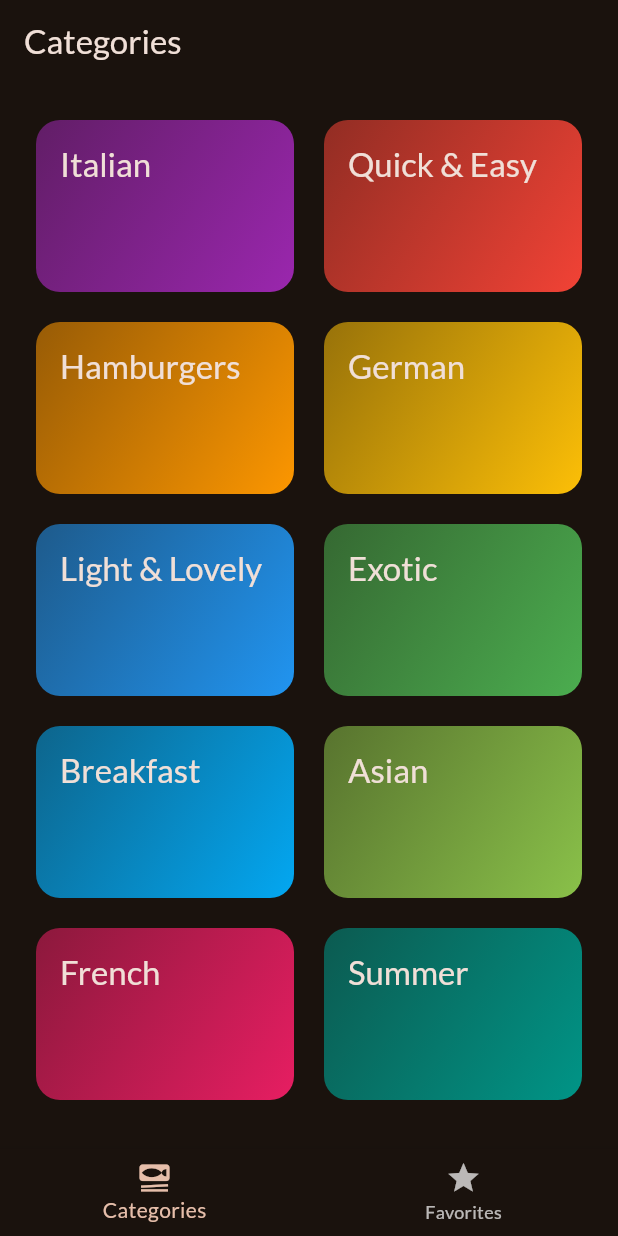
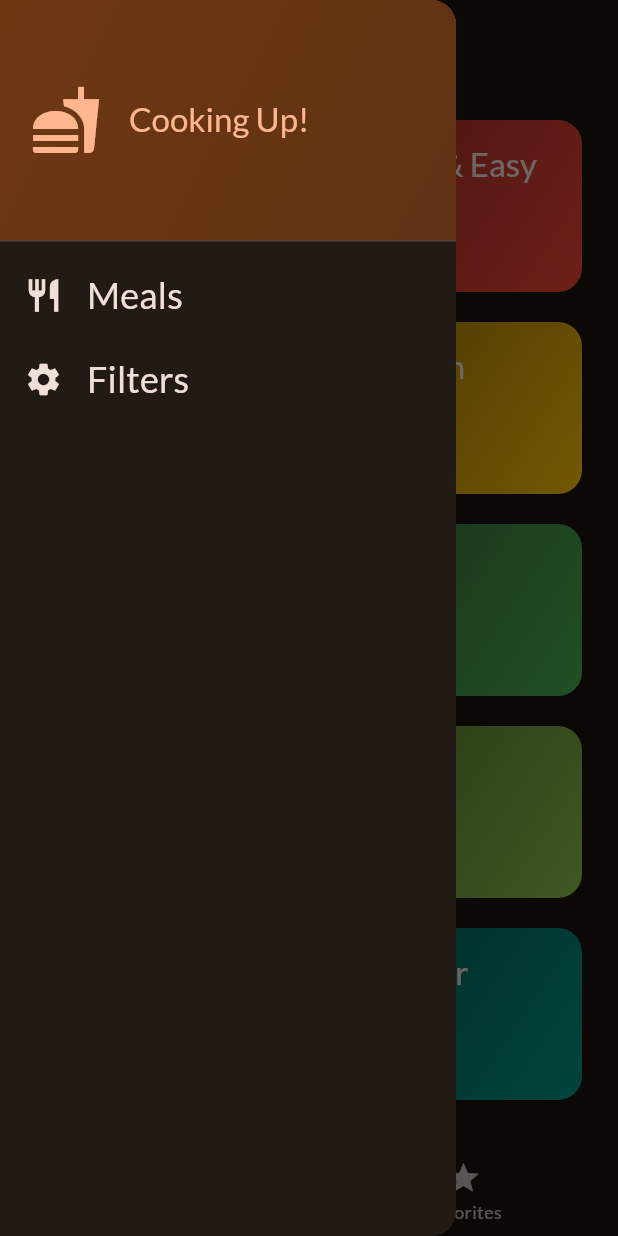
Before and after one commit to shefattonmoy/meals-app, a Flutter app: the screen it shows after launch, with the side drawer open (before the commit the screen has no drawer), on a phone screen of 412 x 824 dp. Run offline on Flutter 3.47's test engine with Material 3 defaults, Android fonts, the phone set to English and light mode, and no system bars; our stand-ins replace google_fonts, transparent_image.

Commit message:
added filters

```diff
--- /dev/null
+++ b/lib/widgets/main_drawer.dart
@@ -0,0 +1,73 @@
+import 'package:flutter/material.dart';
+
+class MainDrawer extends StatelessWidget {
+
+  const MainDrawer({super.key, required this.onSelectScreen});
+
+  final void Function(String identifier) onSelectScreen;
+
+  @override
+  Widget build(BuildContext context) {
+    return Drawer(
+      child: Column(
+        children: [
+          DrawerHeader(
+            padding: const EdgeInsets.all(20),
+            decoration: BoxDecoration(
+              gradient: LinearGradient(
+                colors: [
+                  Theme.of(context).colorScheme.primaryContainer,
+                  Theme.of(context).colorScheme.primaryContainer.withAlpha(204),
+                ],
+                begin: Alignment.topLeft,
+                end: Alignment.bottomRight,
+              ),
+            ),
+            child: Row(
+              children: [
+                Icon(
+                  Icons.fastfood,
+                  size: 48,
+                  color: Theme.of(context).colorScheme.primary,
+                ),
+                const SizedBox(width: 18),
+                Text(
+                  'Cooking Up!',
+                  style: Theme.of(context).textTheme.titleLarge!.copyWith(
+                    color: Theme.of(context).colorScheme.primary,
+                  ),
+                ),
+              ],
+            ),
+          ),
+          ListTile(
+            leading: Icon(Icons.restaurant, size: 26, color: Theme.of(context).colorScheme.onSurface,),
+            title: Text(
+              'Meals',
+              style: Theme.of(context).textTheme.titleSmall!.copyWith(
+                color: Theme.of(context).colorScheme.onSurface,
+                fontSize: 24,
+              ),
+            ),
+            onTap: () {
+              onSelectScreen('meals');
+            },
+          ),
+          ListTile(
+            leading: Icon(Icons.settings, size: 26, color: Theme.of(context).colorScheme.onSurface,),
+            title: Text(
+              'Filters',
+              style: Theme.of(context).textTheme.titleSmall!.copyWith(
+                color: Theme.of(context).colorScheme.onSurface,
+                fontSize: 24,
+              ),
+            ),
+            onTap: () {
+              onSelectScreen('filters');
+            },
+          ),
+        ],
+      ),
+    );
+  }
+}
```
Also changed, not shown: lib/screens/filters.dart (added, +48 -0 lines), lib/screens/tabs.dart (+28 -2 lines).
